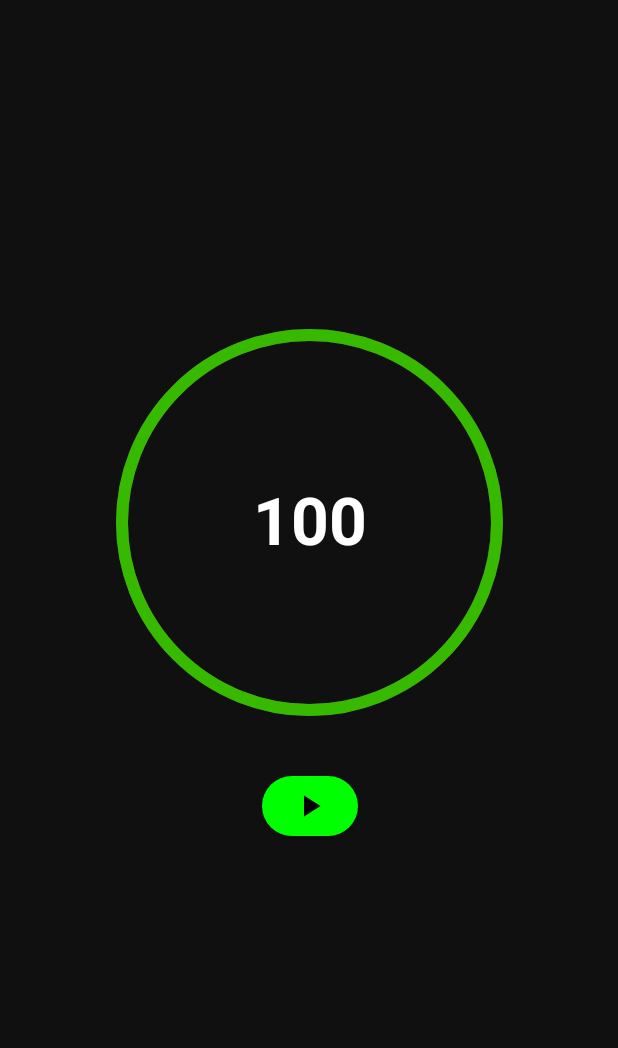
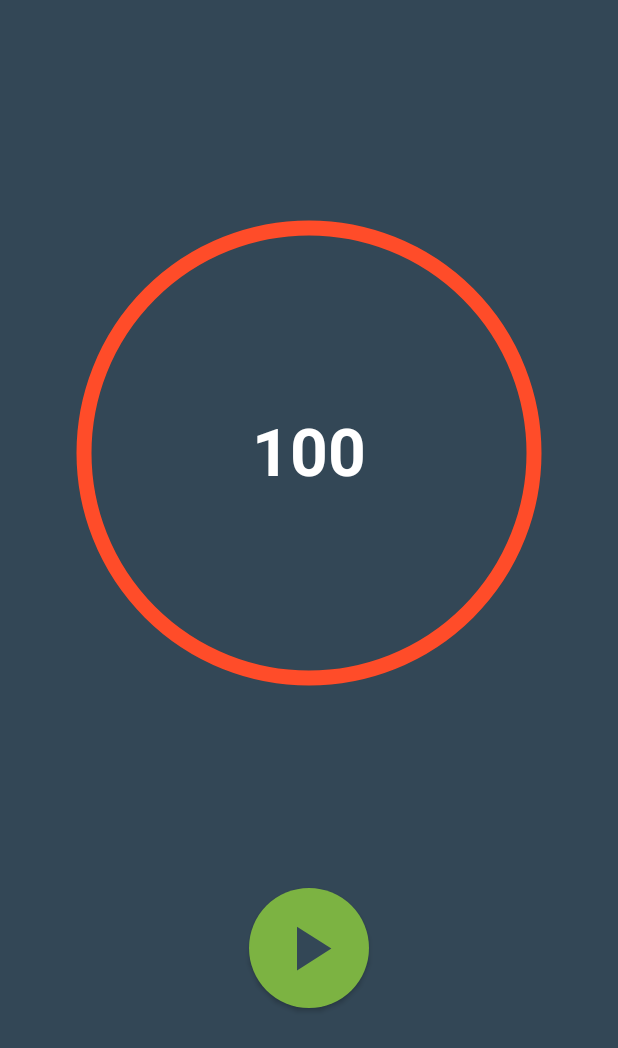
Before and after one commit to GDGCVITBHOPAL/Timer, an Android app built with Jetpack Compose: the screen it shows after launch (MainActivity), on a phone screen of 412 x 824 dp. Shown: the top 1048 px of the screen. Run offline under Robolectric (Android 15) with nearby library versions, the phone set to English and light mode, and no system bars.

Commit message:
ui/color update

```diff
--- a/app/src/main/java/com/example/timer/MainActivity.kt
+++ b/app/src/main/java/com/example/timer/MainActivity.kt
@@ -3,6 +3,9 @@ package com.example.timer
 import android.os.Bundle
 import androidx.activity.ComponentActivity
 import androidx.activity.compose.setContent
+import androidx.compose.animation.animateContentSize
+import androidx.compose.animation.core.Spring
+import androidx.compose.animation.core.spring
 import androidx.compose.foundation.Canvas
 import androidx.compose.foundation.layout.*
 import androidx.compose.foundation.shape.CircleShape
@@ -11,16 +14,13 @@ import androidx.compose.material.icons.Icons
 import androidx.compose.material.icons.filled.Pause
 import androidx.compose.material.icons.filled.PlayArrow
 import androidx.compose.material.icons.filled.Refresh
-import androidx.compose.material.icons.filled.Stop
 import androidx.compose.runtime.*
 import androidx.compose.runtime.saveable.rememberSaveable
 import androidx.compose.ui.Alignment
 import androidx.compose.ui.Modifier
-import androidx.compose.ui.geometry.Offset
 import androidx.compose.ui.geometry.Size
 import androidx.compose.ui.graphics.Color
-import androidx.compose.ui.graphics.PointMode
-import androidx.compose.ui.graphics.Shape
+import androidx.compose.ui.graphics.RectangleShape
 import androidx.compose.ui.graphics.StrokeCap
 import androidx.compose.ui.graphics.drawscope.Stroke
 import androidx.compose.ui.layout.onSizeChanged
@@ -30,31 +30,16 @@ import androidx.compose.ui.unit.Dp
 import androidx.compose.ui.unit.IntSize
 import androidx.compose.ui.unit.dp
 import androidx.compose.ui.unit.sp
+import com.example.timer.ui.theme.background1
+import com.example.timer.ui.theme.ring1
 import kotlinx.coroutines.delay
-import kotlin.math.PI
-import kotlin.math.cos
-import kotlin.math.sin
+
 
 class MainActivity : ComponentActivity() {
     override fun onCreate(savedInstanceState: Bundle?) {
         super.onCreate(savedInstanceState)
         setContent {
-            Surface(
-                color = Color(0xFF101010),
-                modifier = Modifier.fillMaxSize()
-            ) {
-                Box(
-                    contentAlignment = Alignment.Center
-                ) {
-                    Timer(
-                        totalTime = 100L * 1000L,
-                        handleColor = Color.Green,
-                        inactiveBarColor = Color.DarkGray,
-                        activeBarColor = Color(0xFF37B900),
-                        modifier = Modifier.size(250.dp)
-                    )
-                }
-            }
+            Main_Content()
         }
     }
 }
@@ -62,7 +47,6 @@ class MainActivity : ComponentActivity() {
 @Composable
 fun Timer(
     totalTime: Long,
-    handleColor: Color,
     inactiveBarColor: Color,
     activeBarColor: Color,
     modifier: Modifier = Modifier,
@@ -75,14 +59,14 @@ fun Timer(
     var value by remember {
         mutableStateOf(initialValue)
     }
-    var currentTime by rememberSaveable{
+    var currentTime by rememberSaveable {
         mutableStateOf(totalTime)
     }
     var isTimerRunning by rememberSaveable {
         mutableStateOf(false)
     }
     LaunchedEffect(key1 = currentTime, key2 = isTimerRunning) {
-        if(currentTime > 0 && isTimerRunning) {
+        if (currentTime > 0 && isTimerRunning) {
             delay(100L)
             currentTime -= 100L
             value = currentTime / totalTime.toFloat()
@@ -124,31 +108,38 @@ fun Timer(
         Button(
             modifier = Modifier
                 .align(Alignment.CenterHorizontally)
-                .padding(40.dp),
+                .padding(top = 140.dp)
+                .size(80.dp),
             onClick = {
-                if(currentTime <= 0L) {
+                if (currentTime <= 0L) {
                     currentTime = totalTime
                     isTimerRunning = true
                 } else {
                     isTimerRunning = !isTimerRunning
                 }
             },
-            shape = CircleShape,
+            contentPadding = PaddingValues(0.dp),
+
+            shape = if (isTimerRunning && currentTime > 0L) RectangleShape
+            else if (!isTimerRunning && currentTime >= 0L) CircleShape
+            else CircleShape,
             colors = ButtonDefaults.buttonColors(
                 backgroundColor = if (!isTimerRunning || currentTime <= 0L) {
-                    Color.Green
+                    Color(0xFF7cb342)
                 } else {
-                    Color.Red
+                    Color(0xFFfdd835)
                 }
             )
         ) {
             Icon(
+                tint = background1,
+                modifier = Modifier.size(50.dp),
+                contentDescription = if (isTimerRunning && currentTime > 0L) "Pause"
+                else if (!isTimerRunning && currentTime >= 0L) "Play"
+                else "Restart",
                 imageVector = if (isTimerRunning && currentTime > 0L) Icons.Filled.Pause
                 else if (!isTimerRunning && currentTime >= 0L) Icons.Filled.PlayArrow
-                else Icons.Filled.Refresh,
-                contentDescription = if (isTimerRunning && currentTime > 0L) "Pause"
-                else if (!isTimerRunning && currentTime >= 0L) "Play"
-                else "Restart"
+                else Icons.Filled.Refresh
             )
         }
 
@@ -156,11 +147,10 @@ fun Timer(
 
 }
 
-@Preview("Main Screen")
 @Composable
-fun preview_Timer(){
+fun Main_Content() {
     Surface(
-        color = Color(0xFF101010),
+        color = background1,
         modifier = Modifier.fillMaxSize()
     ) {
         Box(
@@ -168,11 +158,17 @@ fun preview_Timer(){
         ) {
             Timer(
                 totalTime = 100L * 1000L,
-                handleColor = Color.Green,
                 inactiveBarColor = Color.DarkGray,
-                activeBarColor = Color(0xFFFF4C29),
-                modifier = Modifier.size(250.dp)
+                activeBarColor = ring1,
+                modifier = Modifier.size(300.dp),
+                strokeWidth = 10.dp
             )
         }
     }
 }
+
+@Preview("Main Screen")
+@Composable
+fun preview_Timer() {
+    Main_Content()
+}
--- a/app/src/main/java/com/example/timer/ui/theme/Color.kt
+++ b/app/src/main/java/com/example/timer/ui/theme/Color.kt
@@ -6,3 +6,7 @@ val Purple200 = Color(0xFFBB86FC)
 val Purple500 = Color(0xFF6200EE)
 val Purple700 = Color(0xFF3700B3)
 val Teal200 = Color(0xFF03DAC5)
+
+
+val background1 = Color(0xFF334756)
+val ring1 = Color(0xFFFF4C29)
--- a/app/src/main/res/values-night/themes.xml
+++ b/app/src/main/res/values-night/themes.xml
@@ -3,7 +3,7 @@
     <style name="Theme.Timer" parent="Theme.MaterialComponents.DayNight.DarkActionBar">
         <!-- Primary brand color. -->
         <item name="colorPrimary">@color/purple_200</item>
-        <item name="colorPrimaryVariant">@color/purple_700</item>
+        <item name="colorPrimaryVariant">@color/light_orange</item>
         <item name="colorOnPrimary">@color/black</item>
         <!-- Secondary brand color. -->
         <item name="colorSecondary">@color/teal_200</item>
--- a/app/src/main/res/values/colors.xml
+++ b/app/src/main/res/values/colors.xml
@@ -2,7 +2,7 @@
 <resources>
     <color name="purple_200">#FFBB86FC</color>
     <color name="purple_500">#FF6200EE</color>
-    <color name="purple_700">#FF3700B3</color>
+    <color name="light_orange">#ff8156</color>
     <color name="teal_200">#FF03DAC5</color>
     <color name="teal_700">#FF018786</color>
     <color name="black">#FF000000</color>
--- a/app/src/main/res/values/themes.xml
+++ b/app/src/main/res/values/themes.xml
@@ -3,7 +3,7 @@
     <style name="Theme.Timer" parent="Theme.MaterialComponents.DayNight.DarkActionBar">
         <!-- Primary brand color. -->
         <item name="colorPrimary">@color/purple_500</item>
-        <item name="colorPrimaryVariant">@color/purple_700</item>
+        <item name="colorPrimaryVariant">@color/light_orange</item>
         <item name="colorOnPrimary">@color/white</item>
         <!-- Secondary brand color. -->
         <item name="colorSecondary">@color/teal_200</item>
```
